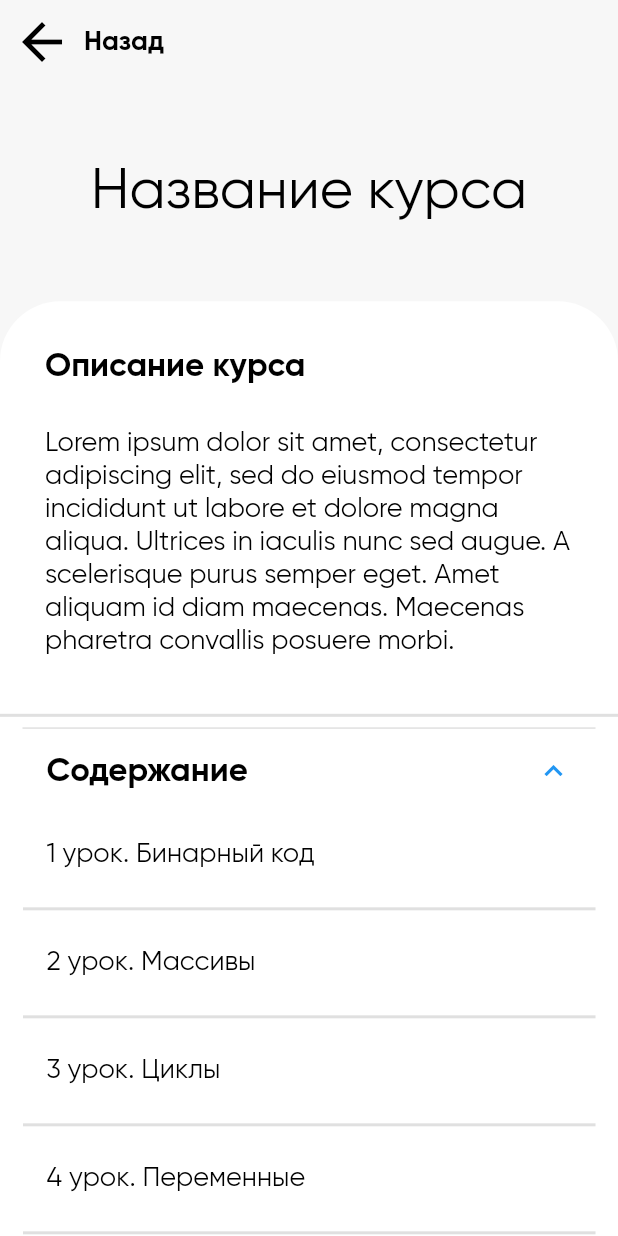
After one commit to maripbekoff/Umit-app, a Flutter app: the CourseDescriptionPage screen opened directly, after a tap on "Содержание", on a phone screen of 412 x 824 dp. The commit adds this screen. Run offline on Flutter 3.47's test engine with Material 2 defaults, Android fonts, the phone set to English and light mode, and no system bars; our stand-ins replace bloc, cloud_firestore, equatable, firebase_auth, flutter_bloc, flutter_html and 2 more; accounts and stored records are empty.

Commit message:
course description ui

```diff
--- a/lib/src/global/text_style.dart
+++ b/lib/src/global/text_style.dart
@@ -3,6 +3,13 @@ import 'package:flutter/material.dart';
 TextStyle titleTextStyle = TextStyle(
   fontFamily: "Gilroy",
   color: Colors.black,
+  fontSize: 38,
+);
+
+TextStyle boldTitleTextStyle = TextStyle(
+  fontFamily: "Gilroy",
+  color: Colors.black,
+  fontWeight: FontWeight.bold,
   fontSize: 38,
 );
 
--- a/lib/ui/pages/main_page.dart
+++ b/lib/ui/pages/main_page.dart
@@ -84,13 +84,6 @@ class _MainPageState extends State<MainPage> {
         child: Scaffold(
           appBar: AppBar(
             automaticallyImplyLeading: false,
-            leading: IconButton(
-              padding: EdgeInsets.zero,
-              icon: Icon(Icons.dehaze),
-              color: Colors.black,
-              iconSize: 40,
-              onPressed: () {},
-            ),
             actions: _actionHide(),
           ),
           bottomNavigationBar: BottomNavigationBar(
--- /dev/null
+++ b/lib/ui/pages/navigation/courses_page/course_description.dart
@@ -0,0 +1,134 @@
+import 'package:flutter/material.dart';
+import 'package:umit/src/global/text_style.dart';
+
+class CourseDescriptionPage extends StatelessWidget {
+  const CourseDescriptionPage({Key key}) : super(key: key);
+
+  @override
+  Widget build(BuildContext context) {
+    final List<String> _randomList = [
+      "Бинарный код",
+      "Массивы",
+      "Циклы",
+      "Переменные",
+      "ИКЕЯ",
+    ];
+
+    final String _courseTitle = "Название курса";
+    final String _courseDescription =
+        "Lorem ipsum dolor sit amet, consectetur adipiscing elit, sed do eiusmod tempor incididunt ut labore et dolore magna aliqua. Ultrices in iaculis nunc sed augue. A scelerisque purus semper eget. Amet aliquam id diam maecenas. Maecenas pharetra convallis posuere morbi.";
+
+    return SafeArea(
+      child: Scaffold(
+        appBar: AppBar(
+          titleSpacing: 0,
+          title: Text("Назад", style: appBarTextStyle),
+        ),
+        body: ListView(
+          children: <Widget>[
+            SizedBox(height: MediaQuery.of(context).size.height * 0.06),
+            Center(
+              child: Text(
+                _courseTitle,
+                style: titleTextStyle,
+                softWrap: true,
+                textAlign: TextAlign.center,
+              ),
+            ),
+            SizedBox(height: MediaQuery.of(context).size.height * 0.06),
+            Container(
+              decoration: BoxDecoration(
+                color: Colors.white,
+                borderRadius: BorderRadius.vertical(top: Radius.circular(40)),
+              ),
+              child: Column(
+                crossAxisAlignment: CrossAxisAlignment.start,
+                children: <Widget>[
+                  Padding(
+                    padding: const EdgeInsets.all(30),
+                    child: RichText(
+                      textAlign: TextAlign.start,
+                      text: TextSpan(
+                        children: <TextSpan>[
+                          TextSpan(
+                            text: "Описание курса\n\n",
+                            style: TextStyle(
+                              fontFamily: defaultRegularTextStyle.fontFamily,
+                              color: Colors.black,
+                              fontSize: defaultRegularTextStyle.fontSize + 4,
+                              fontWeight: FontWeight.bold,
+                            ),
+                          ),
+                          TextSpan(
+                            text: _courseDescription,
+                            style: defaultRegularTextStyle,
+                          ),
+                        ],
+                      ),
+                    ),
+                  ),
+                  Divider(color: Colors.black12, thickness: 2),
+                  Padding(
+                    padding: const EdgeInsets.symmetric(horizontal: 15),
+                    child: ExpansionTile(
+                      title: Text(
+                        "Содержание",
+                        style: TextStyle(
+                          fontFamily: defaultRegularTextStyle.fontFamily,
+                          color: Colors.black,
+                          fontSize: defaultRegularTextStyle.fontSize + 4,
+                          fontWeight: FontWeight.bold,
+                        ),
+                      ),
+                      children: <Widget>[
+                        ListView.separated(
+                          itemCount: _randomList.length,
+                          physics: NeverScrollableScrollPhysics(),
+                          shrinkWrap: true,
+                          itemBuilder: (BuildContext context, int index) {
+                            return ListTile(
+                              title: Text(
+                                "${1 + index} урок. ${_randomList[index]}",
+                                style: defaultRegularTextStyle,
+                              ),
+                            );
+                          },
+                          separatorBuilder: (BuildContext context, int index) {
+                            return Divider(thickness: 2, color: Colors.black12);
+                          },
+                        ),
+                      ],
+                    ),
+                  ),
+                  Divider(color: Colors.black12, thickness: 2),
+                  Padding(
+                    padding: const EdgeInsets.all(30),
+                    child: Center(
+                      child: FlatButton(
+                        padding: EdgeInsets.all(20),
+                        onPressed: () {},
+                        color: Theme.of(context).accentColor,
+                        shape: RoundedRectangleBorder(
+                          borderRadius: BorderRadius.circular(10),
+                        ),
+                        child: Text(
+                          "Начать курс",
+                          style: TextStyle(
+                            fontSize: defaultBoldTextStyle.fontSize + 4,
+                            color: Colors.white,
+                            fontFamily: defaultBoldTextStyle.fontFamily,
+                            fontWeight: FontWeight.bold,
+                          ),
+                        ),
+                      ),
+                    ),
+                  ),
+                ],
+              ),
+            ),
+          ],
+        ),
+      ),
+    );
+  }
+}
--- a/lib/ui/pages/navigation/courses_page/courses_page.dart
+++ b/lib/ui/pages/navigation/courses_page/courses_page.dart
@@ -1,5 +1,6 @@
 import 'package:flutter/material.dart';
 import 'package:umit/src/global/text_style.dart';
+import 'package:umit/ui/pages/navigation/courses_page/course_description.dart';
 
 class CoursesPage extends StatelessWidget {
   const CoursesPage({Key key}) : super(key: key);
@@ -27,16 +28,30 @@ class CoursesPage extends StatelessWidget {
           itemBuilder: (BuildContext context, int index) {
             return ExpansionTile(
               title: Text(
-                "${++index} класс",
+                "${1 + index} класс",
                 style: TextStyle(fontSize: 24, fontWeight: FontWeight.bold),
               ),
               children: <Widget>[
                 ListView.separated(
+                  padding: EdgeInsets.symmetric(horizontal: 20),
                   shrinkWrap: true,
                   itemCount: _subjects.length,
                   physics: NeverScrollableScrollPhysics(),
                   itemBuilder: (BuildContext context, int index) {
-                    return ListTile(
+                    return FlatButton(
+                      padding: EdgeInsets.zero,
+                      onPressed: () {
+                        Navigator.push(
+                          context,
+                          MaterialPageRoute(
+                            builder: (context) => CourseDescriptionPage(),
+                          ),
+                        );
+                      },
+                      shape: RoundedRectangleBorder(
+                        borderRadius: BorderRadius.circular(20),
+                      ),
+                      child: ListTile(
                         leading: Container(
                           decoration: BoxDecoration(
                             borderRadius: BorderRadius.circular(5),
@@ -52,6 +67,7 @@ class CoursesPage extends StatelessWidget {
                         title: Text(
                           _subjects[index],
                           style: TextStyle(fontSize: 18),
+                        ),
                       ),
                     );
                   },
```
Lines whose indentation alone changed are shown as unchanged.
